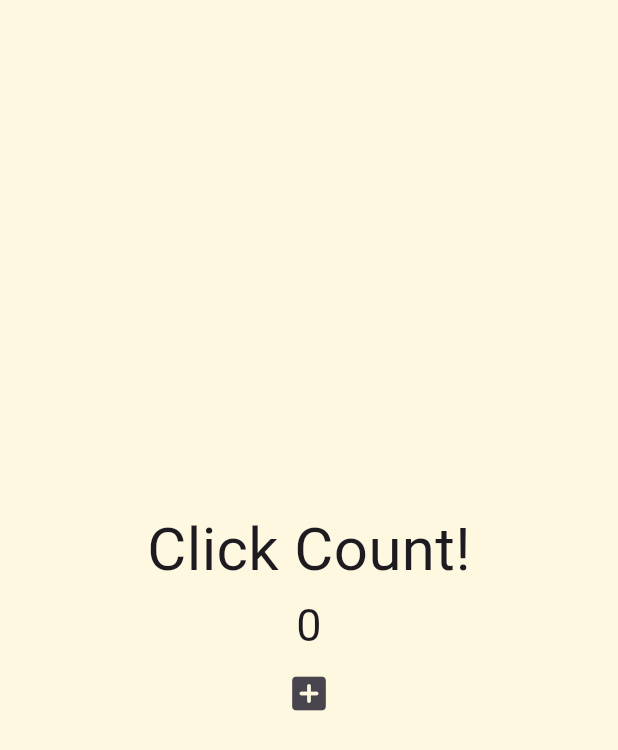
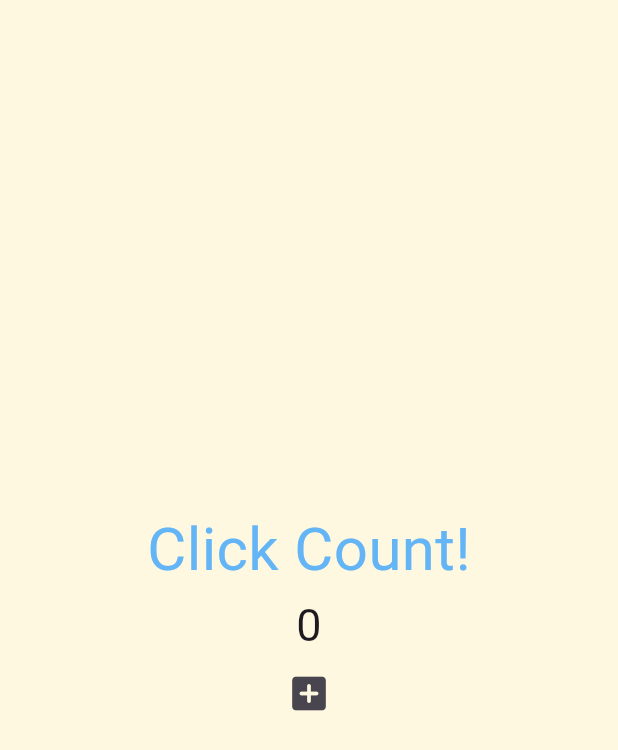
Before and after one commit to GuardJo/flutter-practice, a Flutter app: the screen it shows after launch, on a phone screen of 412 x 824 dp. Shown: the top 750 px of the screen. Run offline on Flutter 3.47's test engine with Material 3 defaults, Android fonts, the phone set to English and light mode, and no system bars.

Commit message:
#17 BuildContext를 통한 상위 Widget의 속성 정보 주입
- BuildContext를 통해 상위 Widget들 중에서 필요한 속성 값 주입
- MaterialApp Widget의 theme 속성을 통해 하위 Widget들에서 재사용할 스타일 정보 구성

```diff
--- a/stateful_plutter/lib/main.dart
+++ b/stateful_plutter/lib/main.dart
@@ -23,6 +23,14 @@ class _RootWidgetState extends State<RootWidget> {
   @override
   Widget build(BuildContext context) {
     return MaterialApp(
+      theme: ThemeData(
+        textTheme: TextTheme(
+          titleMedium: TextStyle(
+            fontSize: 40,
+            color: Colors.blue.shade300,
+          ),
+        ),
+      ),
       home: Scaffold(
         backgroundColor: Colors.amber.shade50,
         body: Center(
@@ -30,12 +38,9 @@ class _RootWidgetState extends State<RootWidget> {
             mainAxisAlignment: MainAxisAlignment.center,
             crossAxisAlignment: CrossAxisAlignment.center,
             children: [
-              const Text(
-                "Click Count!",
-                style: TextStyle(
-                  fontSize: 40,
-                ),
-              ),
+              Column(
+                children: [
+                  const CountTitle(),
                   Text(
                     "$count",
                     style: const TextStyle(
@@ -51,8 +56,27 @@ class _RootWidgetState extends State<RootWidget> {
                   ),
                 ],
               ),
+            ],
+          ),
         ),
       ),
     );
   }
 }
+
+class CountTitle extends StatelessWidget {
+  const CountTitle({
+    super.key,
+  });
+
+  @override
+  Widget build(BuildContext context) {
+    return Text(
+      "Click Count!",
+      style: TextStyle(
+        fontSize: Theme.of(context).textTheme.titleMedium?.fontSize,
+        color: Theme.of(context).textTheme.titleMedium?.color,
+      ),
+    );
+  }
+}
```
Lines whose indentation alone changed are shown as unchanged.
